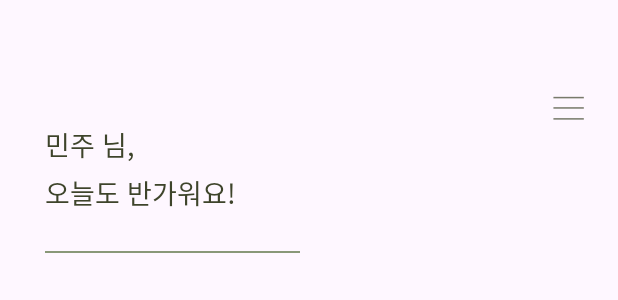
After one commit to HAN-MUN-CHEOL/hanmundan-aos, an Android app: the layout navigation_header.xml on its own in the app's theme, with its tools: preview values and no code run, on a phone screen of 412 x 824 dp. The commit adds this screen. Shown: the top 300 px of the screen. Run offline under Robolectric (Android 15) with nearby library versions, the phone set to English and light mode, and no system bars.

Commit message:
#3 네비게이션 xml

```diff
--- /dev/null
+++ b/app/src/main/res/layout/navigation_header.xml
@@ -0,0 +1,51 @@
+<?xml version="1.0" encoding="utf-8"?>
+<androidx.constraintlayout.widget.ConstraintLayout xmlns:android="http://schemas.android.com/apk/res/android"
+    xmlns:app="http://schemas.android.com/apk/res-auto"
+    android:layout_width="match_parent"
+    android:layout_height="match_parent">
+
+    <TextView
+        android:id="@+id/tv_navigation_header_name"
+        android:layout_width="wrap_content"
+        android:layout_height="wrap_content"
+        android:layout_marginStart="30dp"
+        android:layout_marginTop="83dp"
+        android:fontFamily="@font/eulyoo1945_regular"
+        android:text="@string/menu_header_name"
+        android:textColor="@color/hmd_dark_green"
+        android:textSize="18sp"
+        app:layout_constraintStart_toStartOf="parent"
+        app:layout_constraintTop_toTopOf="parent" />
+
+    <ImageView
+        android:id="@+id/iv_navigation_navi"
+        android:layout_width="wrap_content"
+        android:layout_height="wrap_content"
+        android:src="@drawable/ic_navigation"
+        android:layout_marginTop="60dp"
+        android:layout_marginEnd="20dp"
+        app:layout_constraintTop_toTopOf="parent"
+        app:layout_constraintEnd_toEndOf="parent" />
+
+    <TextView
+        android:id="@+id/tv_navigation_header_greeting"
+        android:layout_width="wrap_content"
+        android:layout_height="wrap_content"
+        android:layout_marginStart="30dp"
+        android:layout_marginTop="5dp"
+        android:fontFamily="@font/eulyoo1945_regular"
+        android:text="@string/menu_header_greeting"
+        android:textColor="@color/hmd_dark_green"
+        android:textSize="18sp"
+        app:layout_constraintStart_toStartOf="parent"
+        app:layout_constraintTop_toBottomOf="@+id/tv_navigation_header_name" />
+
+    <View
+        android:id="@+id/line_5"
+        android:layout_width="170dp"
+        android:layout_height="1dp"
+        android:layout_marginTop="25dp"
+        android:background="@color/hmd_green"
+        app:layout_constraintStart_toStartOf="@id/tv_navigation_header_greeting"
+        app:layout_constraintTop_toBottomOf="@+id/tv_navigation_header_greeting" />
+</androidx.constraintlayout.widget.ConstraintLayout>
--- /dev/null
+++ b/app/src/main/res/menu/navigation_menu.xml
@@ -0,0 +1,15 @@
+<?xml version="1.0" encoding="utf-8"?>
+<menu xmlns:android="http://schemas.android.com/apk/res/android">
+    <item
+        android:id="@+id/menu_item_main"
+        android:title="@string/menu_main" />
+    <item
+        android:id="@+id/menu_item_calendar"
+        android:title="@string/menu_calender" />
+    <item
+        android:id="@+id/menu_item_bookmark"
+        android:title="@string/menu_bookmark" />
+    <item
+        android:id="@+id/menu_item_my_page"
+        android:title="@string/menu_my_page" />
+</menu>
--- a/app/src/main/res/values/strings.xml
+++ b/app/src/main/res/values/strings.xml
@@ -8,4 +8,12 @@
     <string name="join_nickname_notice">공백을 제외한 6글자까지 가능합니다.</string>
 
     <!-- calender -->
+
+    <!-- navigation -->
+    <string name="menu_main">오늘의 단어</string>
+    <string name="menu_calender">달력</string>
+    <string name="menu_bookmark">책갈피</string>
+    <string name="menu_my_page">마이 페이지</string>
+    <string name="menu_header_greeting">오늘도 반가워요!</string>
+    <string name="menu_header_name">민주 님,</string>
 </resources>
```
